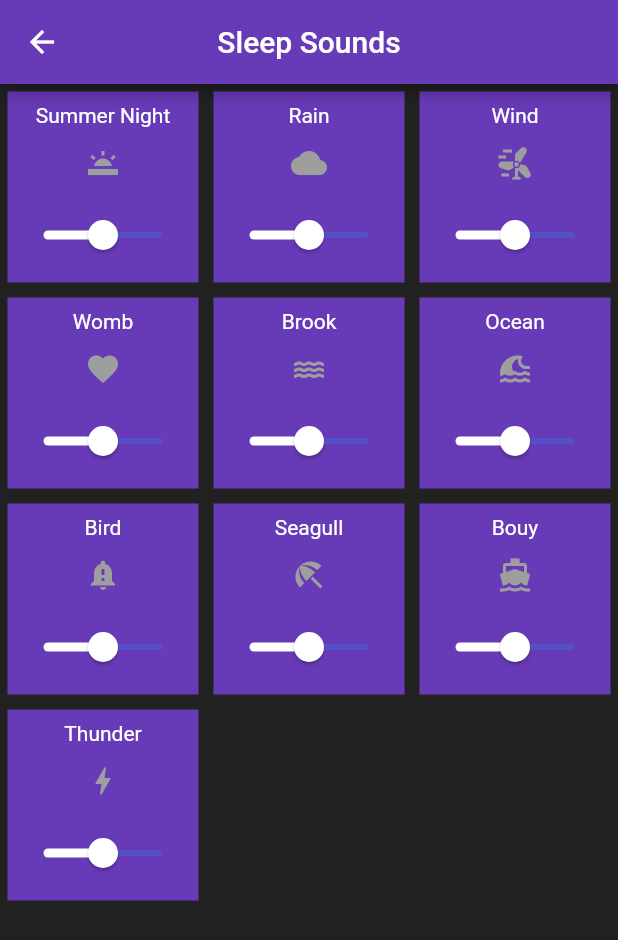
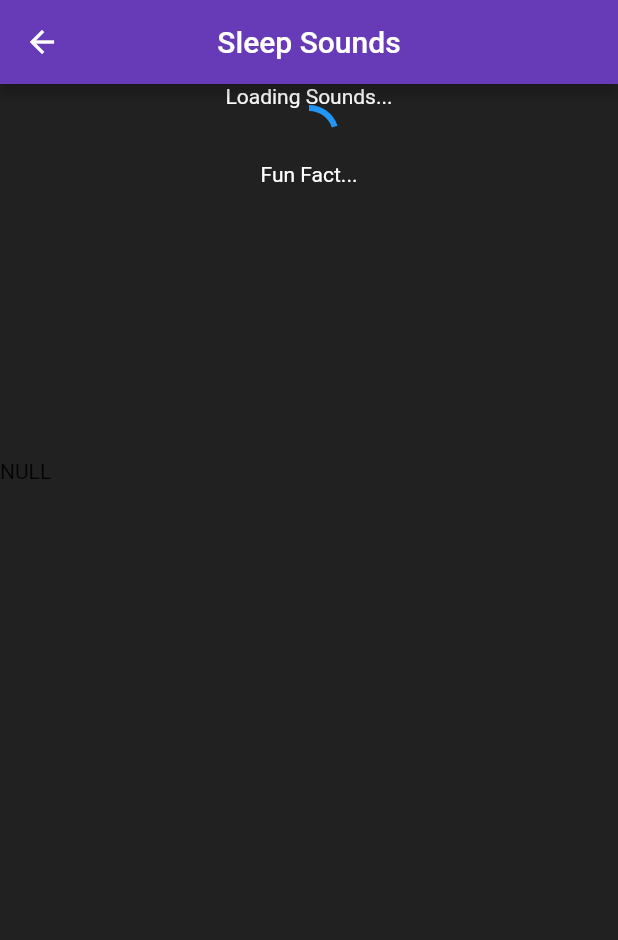
Before and after one commit to Snail51/SweetDreams, a Flutter app: the screen it shows after launch, after a tap on "Sleep Sounds", on a phone screen of 412 x 824 dp. Shown: the top 940 px of the screen. Run offline on Flutter 3.47's test engine with Material 2 defaults, Android fonts, the phone set to English and light mode, and no system bars; our stand-ins replace audioplayers, flutter_rating_bar, tuple; missing offline and left inert: time_range_picker.

Commit message:
AudioPlayers 0.2.1 + Loading Block
Rudimentary implimentation of Audioplayers 0.2.1, such that the user must wait 10 seconds when accessing the audio page. This gives it time to sort out the audio cache weirdness.

```diff
--- a/lib/dreams/views/sounds_page.dart
+++ b/lib/dreams/views/sounds_page.dart
@@ -1,3 +1,4 @@
+import 'package:audioplayers/audioplayers.dart';
 import 'package:flutter/cupertino.dart';
 import 'package:flutter/material.dart';
 import 'package:units/database.dart';
@@ -15,30 +16,81 @@ class SoundsPage extends StatefulWidget {
 
 class _SoundsPageState extends State<SoundsPage> {
   List<WidgetAudioPlayer> players = [];
-  List<Widget> displayables = [];
+  List<Widget> displayables = [Text("NULL")];
+
+  DateTime loadEnd = DateTime.now().add(Duration(seconds: 10));
+  Timer refreshTimer = Timer.periodic(Duration(hours: 2), (timer) { });
+  Timer loadingTimer = Timer(Duration(hours: 2), () { });
+  Widget loadHolder = Text("NULL");
+  bool loading = true;
+  double loadingProgress = 0;
 
 
   void update()
   {
+    if(refreshTimer.isActive && !loading) {
       setState(() {
         List<Widget> holder = [];
         for (int i = 0; i < players.length; i++) {
-        if(players[i].needsUpdating)
-        {
+          if (players[i].needsUpdating) {
             holder.add(players[i].toWidget());
             players[i].needsUpdating = false;
           }
-        else
-        {
+          else {
             holder.add(displayables[i]);
           }
         }
         displayables = holder;
       });
     }
+    if(loading)
+      {
+        setState(() {
+          loadingProgress = 1.0 - (DateTimeRange(start: DateTime.now(), end: loadEnd).duration.inSeconds.toDouble() / 10.0);
+          loadHolder = loader();
+        });
+      }
+  }
+
+  Widget loader() {
+    print("producing new loader with value " + loadingProgress.toString());
+    return Container(
+      height: 250,
+      width: 250,
+      child: Column(
+        children: <Widget>[
+          Text("Loading Sounds...", style: TextStyle(color: Colors.white),),
+          CircularProgressIndicator(value: loadingProgress, ),
+          Text("Fun Fact...", style: TextStyle(color: Colors.white),),
+        ],
+      ),
+    );
+  }
 
   @override
   void initState() {
+
+
+    loading = true;
+    loadingProgress = 0.0;
+    final loadingTimer = Timer(
+        DateTimeRange(start: DateTime.now(), end: loadEnd).duration,
+        () {
+          loading = false;
+          loadHolder = Container(
+            width: 10,
+            height: 10,
+          );
+        }
+    );
+
+    final refreshTimer = Timer.periodic(
+      const Duration(milliseconds: 100),
+          (timer) {
+        update();
+      },
+    );
+
     players.add(WidgetAudioPlayer("Summer Night", "Summer_Night.mp3", Icon(Icons.wb_twighlight, color: Colors.white)));
     players.add(WidgetAudioPlayer("Rain", "Rain.mp3", Icon(Icons.wb_cloudy, color: Colors.white)));
     players.add(WidgetAudioPlayer("Wind", "Wind.mp3", Icon(Icons.wind_power, color: Colors.white)));
@@ -56,22 +108,18 @@ class _SoundsPageState extends State<SoundsPage> {
 
   void killAll()
   {
+    refreshTimer.cancel();
+    print("consuming timer " + refreshTimer.toString());
     for(int i = 0; i < players.length; i++)
       {
         players[i].player.stop();
+        players[i].needsUpdating = false;
       }
     players = [];
   }
 
   @override
   Widget build(BuildContext context) {
-
-    final periodicTimer = Timer.periodic(
-      const Duration(milliseconds: 200),
-          (timer) {
-        update();
-      },
-    );
 
     return WillPopScope(
       onWillPop: () async {
@@ -86,11 +134,19 @@ class _SoundsPageState extends State<SoundsPage> {
         ),
         backgroundColor: Colors.grey.shade900,
         body: Center(
+          child: Column(
+            children: <Widget>[
+              loadHolder,
+              Container(
+                height: 500,
                 child: GridView.count(
                   crossAxisCount: 3,
                   children: displayables,
+                ),
+              ),
+            ],
+          ),
         )
-        ),
-      ),);
+      ));
   }
 }
--- a/lib/widgetaudioplayer.dart
+++ b/lib/widgetaudioplayer.dart
@@ -35,32 +35,33 @@ class WidgetAudioPlayer
   {
     final localAudioCache = AudioCache(prefix: "assets/audiosrc/");
     final url = await localAudioCache.load(source);
-    player.setUrl(url.path, isLocal: true);
-    player.stop();
+    await player.setUrl(url.path, isLocal: true);
+    await player.stop();
   }
 
-  void toggle()
+  void toggle() async
   {
-    needsUpdating = true;
+
     isPlaying = !isPlaying;
     if(isPlaying)
     {
-      player.resume();
+      await player.resume();
       buttonColor = Colors.white;
     }
     else
     {
-      player.stop();
+      await player.stop();
       buttonColor = Colors.grey;
     }
     icon = Icon(icon.icon, color: buttonColor);
+    needsUpdating = true;
   }
 
-  void updateVolume(double newVol)
+  void updateVolume(double newVol) async
   {
+    volume = newVol;
+    await player.setVolume(volume);
     needsUpdating = true;
-    volume = newVol;
-    player.setVolume(volume);
   }
 
 
```
Also changed, not shown: pubspec.lock, 1 other file. Lines whose indentation alone changed are shown as unchanged.
